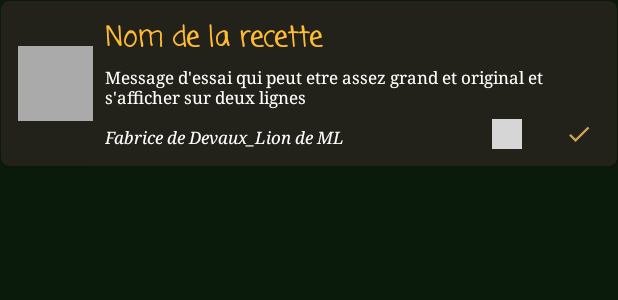
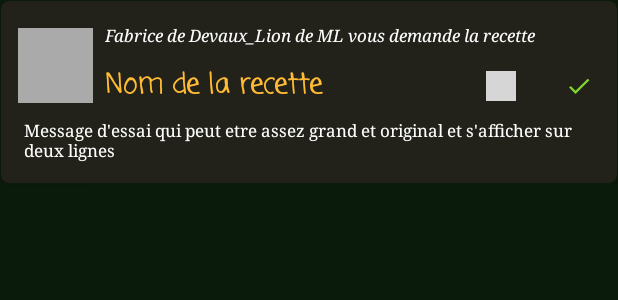
Before and after one commit to fab2vo/CookBook, an Android app: the layout list_item_mail_display.xml on its own in the app's theme, with its tools: preview values and no code run, on a phone screen of 412 x 824 dp. Shown: the top 300 px of the screen. Run offline under Robolectric (Android 15) with nearby library versions, the phone set to English and light mode, and no system bars; grey boxes are pictures that could not be loaded.

Commit message:
Version 7 (1.7) idem and MailCard implementation start

```diff
--- a/app/src/main/java/com/fdx/cookbook/AsyncCallClass.java
+++ b/app/src/main/java/com/fdx/cookbook/AsyncCallClass.java
@@ -354,7 +354,7 @@ class AsyncCallClass extends AsyncTask<Void, Integer, Boolean> {
         return b;
     }
     private Boolean syncTiersRecipe(User user) {
-        mCookbook.deBugShowCB();
+        //mCookbook.deBugShowCB();
         boolean ret=false;
         HashMap<String, String> data = new HashMap<>();
         data.put("iduser", user.getId().toString());
@@ -365,8 +365,9 @@ class AsyncCallClass extends AsyncTask<Void, Integer, Boolean> {
         boolean withphoto=false,update=false;
         Recipe rloc, rnew;
         for(Recipe r:tiersRecipe) {
+            //deBugShow("Stamp :"+r.getId().toString());
             rloc=mCookbook.getRecipe(r.getId());
-            deBugShow("Loop on tiers recipe => "+rloc.getTitle());
+            //deBugShow("Loop on tiers recipe => "+rloc.getTitle()+"  "+rloc.getId().toString());
             if (rloc==null) { // case recipe tiers not found locally => download
                 rnew=downloadRecipe(r);
                 if (rnew==null) {
--- a/app/src/main/java/com/fdx/cookbook/RecipeListFragment.java
+++ b/app/src/main/java/com/fdx/cookbook/RecipeListFragment.java
@@ -276,6 +276,7 @@ public class RecipeListFragment extends Fragment {
                     RatePickerFragment dialog = RatePickerFragment.newInstance(mRecipe.getId());
                     dialog.setTargetFragment(RecipeListFragment.this, REQUEST_RATE);
                     dialog.show(manager, DIALOG_RATE);
+                    updateUI();
                 }
             });
             mTitleTextView.setOnClickListener(new View.OnClickListener() {
--- a/app/src/main/java/com/fdx/cookbook/User.java
+++ b/app/src/main/java/com/fdx/cookbook/User.java
@@ -17,6 +17,12 @@ public class User {
         mDate=new Date();
     }
 
+    public User(){
+        mFamily="not found";
+        mName="not found";
+        mId =UUID.randomUUID();
+        mDate=new Date();
+    }
     public User(UUID uuid){
         mId =uuid;
         // waiting for user database
--- a/app/src/main/res/layout/list_item_mail_display.xml
+++ b/app/src/main/res/layout/list_item_mail_display.xml
@@ -1,4 +1,4 @@
-<?xml version="1.0" encoding="utf-8"?>
+
 <android.support.constraint.ConstraintLayout xmlns:android="http://schemas.android.com/apk/res/android"
     xmlns:app="http://schemas.android.com/apk/res-auto"
     xmlns:tools="http://schemas.android.com/tools"
@@ -20,7 +20,7 @@
         android:background="@android:color/darker_gray"
         android:cropToPadding="true"
         android:scaleType="centerCrop"
-        app:layout_constraintBottom_toBottomOf="parent"
+        app:layout_constraintBottom_toTopOf="@+id/mail_display_message"
         app:layout_constraintStart_toStartOf="parent"
         app:layout_constraintTop_toTopOf="parent" />
 
@@ -30,25 +30,27 @@
         android:layout_width="0dp"
         android:layout_height="wrap_content"
         android:layout_marginStart="8dp"
-        android:layout_marginTop="4dp"
+        android:layout_marginTop="8dp"
+        android:layout_marginEnd="16dp"
         android:text="@string/P1ITTL"
         android:textColor="@android:color/holo_orange_light"
         android:textStyle="bold"
+        app:layout_constraintEnd_toStartOf="@+id/mail_display_delete"
         app:layout_constraintStart_toEndOf="@+id/recipe_MD_photo"
-        app:layout_constraintTop_toTopOf="parent"
+        app:layout_constraintTop_toBottomOf="@+id/mail_display_author"
         tools:textSize="14sp" />
 
     <TextView
         android:id="@+id/mail_display_message"
         style="@style/CookBookText.Small"
         android:layout_width="0dp"
-        android:layout_height="36dp"
+        android:layout_height="35dp"
         android:layout_marginStart="8dp"
-        android:layout_marginTop="4dp"
+        android:layout_marginTop="8dp"
         android:layout_marginEnd="8dp"
         android:text="Message d'essai qui peut etre assez grand et original et s'afficher sur deux lignes "
         app:layout_constraintEnd_toEndOf="parent"
-        app:layout_constraintStart_toEndOf="@+id/recipe_MD_photo"
+        app:layout_constraintStart_toStartOf="parent"
         app:layout_constraintTop_toBottomOf="@+id/recipe_MD_title" />
 
     <TextView
@@ -57,33 +59,36 @@
         android:layout_width="wrap_content"
         android:layout_height="19dp"
         android:layout_marginStart="8dp"
-        android:layout_marginTop="4dp"
-        android:text="Fabrice de Devaux_Lion de ML "
+        android:layout_marginTop="8dp"
+        android:text="Fabrice de Devaux_Lion de ML vous demande la recette  "
         android:textStyle="italic"
         app:layout_constraintStart_toEndOf="@+id/recipe_MD_photo"
-        app:layout_constraintTop_toBottomOf="@+id/mail_display_message" />
+        app:layout_constraintTop_toTopOf="parent" />
 
     <ImageView
         android:id="@+id/mail_display_add"
         android:layout_width="20dp"
         android:layout_height="20dp"
+        android:layout_marginTop="8dp"
         android:layout_marginEnd="8dp"
-        android:layout_marginBottom="4dp"
-        android:tint="@color/fg_icon"
-        app:layout_constraintBottom_toBottomOf="parent"
+        android:layout_marginBottom="8dp"
+        android:src="@drawable/ic_menu_done"
+        android:tint="@color/light_green"
+        app:layout_constraintBottom_toTopOf="@+id/mail_display_message"
         app:layout_constraintEnd_toEndOf="parent"
-        android:src="@drawable/ic_menu_done" />
+        app:layout_constraintTop_toBottomOf="@+id/mail_display_author" />
 
     <ImageView
         android:id="@+id/mail_display_delete"
         android:layout_width="20dp"
         android:layout_height="20dp"
-        android:layout_marginEnd="56dp"
-        android:layout_marginBottom="4dp"
+        android:layout_marginTop="8dp"
+        android:layout_marginEnd="32dp"
+        android:layout_marginBottom="8dp"
         android:src="@drawable/ic_recipe_delete"
         android:tint="@color/fg_icon"
-        app:layout_constraintBottom_toBottomOf="parent"
-        app:layout_constraintEnd_toEndOf="parent" />
-
+        app:layout_constraintBottom_toTopOf="@+id/mail_display_message"
+        app:layout_constraintEnd_toStartOf="@+id/mail_display_add"
+        app:layout_constraintTop_toBottomOf="@+id/mail_display_author" />
 
 </android.support.constraint.ConstraintLayout>
--- a/app/src/main/res/values/strings.xml
+++ b/app/src/main/res/values/strings.xml
@@ -84,7 +84,7 @@
     <string name="DS_invit">Avez-vous aimé cette recette ?</string>
     <string name="DS_done">Fait !</string>
     <string name="DS_title">Note</string>
-    <!--Envoi par messagerie -->
+    <!--messagerie -->
     <string name="P4MU_send"> Envoyer par messagerie</string>
     <string name="P4_start"> Envoi de la recette en cours ...</string>
     <string name="P4_OK"> Recette envoyée à %1$s@%2$s </string>
@@ -93,6 +93,8 @@
     <string name="P4M_mes"> Votre message au destinataire </string>
     <string name="P4M_title"> Destinataire de la recette </string>
     <string name="P4M0"> Pas de message ! Appuyez sur retour.</string>
+    <string name="P4MES_IN"> Vous avez reçu une recette de %1$s </string>
+    <string name="P4MES_OUT"> %1$s vous demande la recette  </string>
     <!--ListMask -->
     <string name="TSON">Sélection des recettes pour l\'été</string>
     <string name="TSOFF">Sélection été annulée</string>
```
Also changed, not shown: app/src/main/java/com/fdx/cookbook/MailCard.java (added, +98 -0 lines), app/src/main/java/com/fdx/cookbook/NetworkUtils.java (+54 -2 lines), app/src/main/java/com/fdx/cookbook/RecipeMailDisplayFragment.java (+104 -21 lines).
